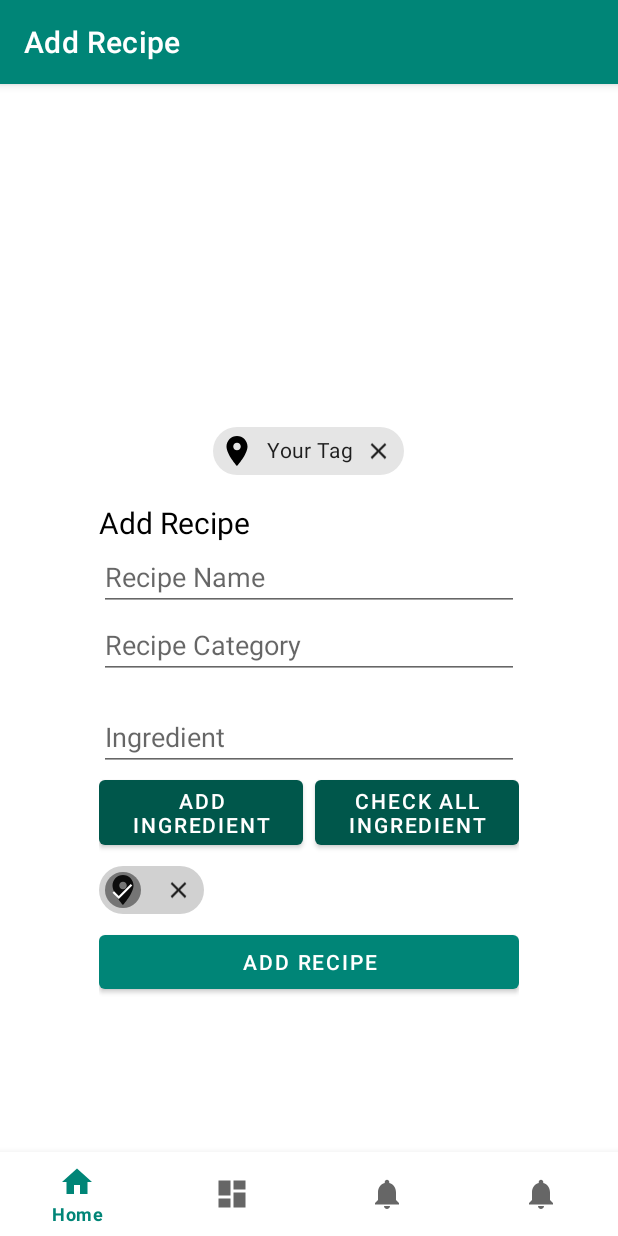
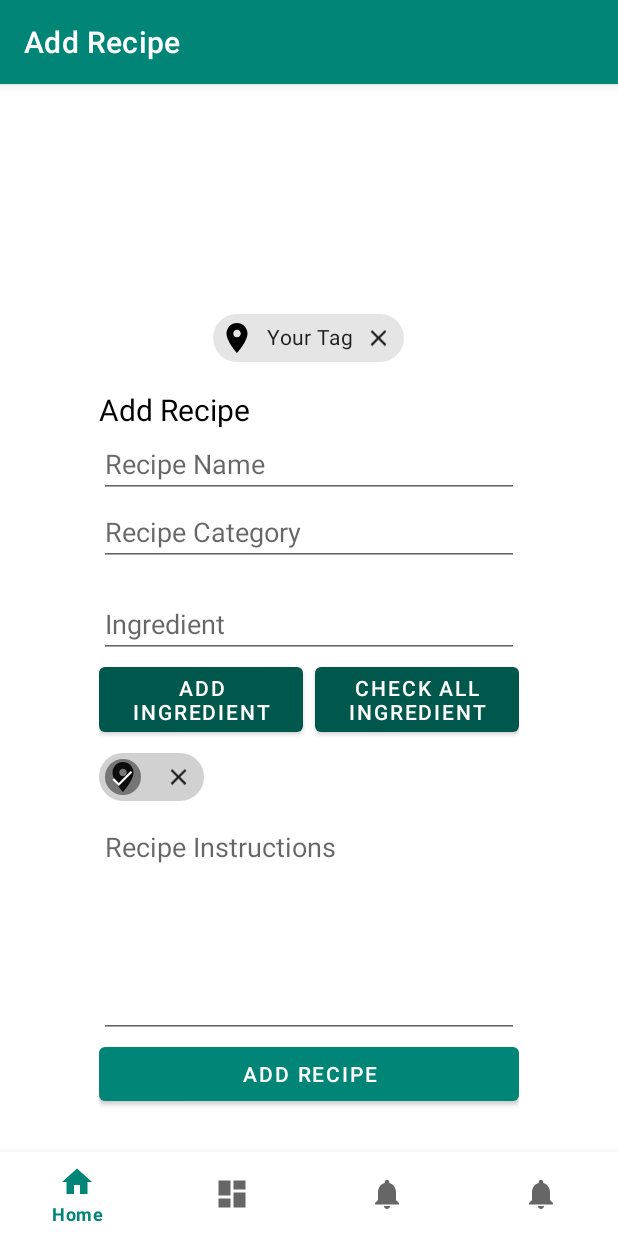
Before and after one commit to jcsnorlax97/pocketchef, an Android app: the FragmentAddRecipe screen opened through its navigation route, after a tap on "ADD RECIPE", on a phone screen of 412 x 824 dp. Run offline under Robolectric (Android 15) with nearby library versions, the phone set to English and light mode, and no system bars; our stand-ins replace navigation-ui; 2 other taps on this screen came first.

Commit message:
Add recipe instructions edittext box, and Update 'Add Recipe' button's event handler

```diff
--- a/PocketChef/app/src/main/java/net/team5/pocketchef/ui/add_recipe/FragmentAddRecipe.java
+++ b/PocketChef/app/src/main/java/net/team5/pocketchef/ui/add_recipe/FragmentAddRecipe.java
@@ -40,22 +40,32 @@ public class FragmentAddRecipe extends Fragment {
     ChipGroup chipGroup;
     TextInputEditText tietIngredient;
 
+    // --- variables for instructions (need to update in the future) ---
+    EditText etRecipeInstructions;
+
     @Nullable
     @Override
     public View onCreateView(@NonNull LayoutInflater inflater, @Nullable ViewGroup container, @Nullable Bundle savedInstanceState) {
         View view = inflater.inflate(R.layout.fragment_add_recipe, container, false); // create view based on fragment_add_recipe.xmll in layout
 
         // link view to variables
+
+        // --- recipe name and category ---
         etRecipeName = view.findViewById(R.id.etRecipeName);
         etRecipeCategory = view.findViewById(R.id.etRecipeCategory);
         btnAddRecipe = view.findViewById(R.id.btnAddRecipe);
 
+        // --- a testing material chip ---
         chipItem = view.findViewById(R.id.chipItem);
 
+        // --- ingredients ---
         btnAddIngredient = view.findViewById(R.id.btnAddIngredient);
         btnCheckAllIngredients = view.findViewById(R.id.btnCheckAllIngredients);
         chipGroup = view.findViewById(R.id.chipGroup);
         tietIngredient = view.findViewById(R.id.tietIngredient);
+
+        // --- instructions ---
+        etRecipeInstructions = view.findViewById(R.id.etRecipeInstructions);
 
         // When 'Add Tag' button is clicked, we split text from input to tags form
         btnAddIngredient.setOnClickListener(new View.OnClickListener() {
@@ -108,9 +118,11 @@ public class FragmentAddRecipe extends Fragment {
             @Override
             public void onClick(View view) {
 
+                // --- name and category ---
                 recipeName = etRecipeName.getText().toString();
                 recipeCategory = etRecipeCategory.getText().toString();
 
+                // --- ingredients ---
                 ArrayList<String> ingredientList = new ArrayList<>();
                 StringBuilder result = new StringBuilder(""); // (just for testing; should remove it later)
 
@@ -123,8 +135,15 @@ public class FragmentAddRecipe extends Fragment {
                     }
                 }
 
+                // --- instructions (POOR DESIGN; NEED TO UPDATE IN THE FUTURE!!!) ---
+                ArrayList<String> instructionList = new ArrayList<>();
+                String recipeInstructions = etRecipeInstructions.getText().toString();
+                instructionList.add(recipeInstructions);
+
+                // --- debug / pass recipe information through calling the function / ... ---
+
                 // show what has been entered; (just for testing; should remove it later)
-                Toast.makeText(getContext(), recipeName + " " + recipeCategory + " " + result.toString() + " is entered.", Toast.LENGTH_SHORT).show();
+                Toast.makeText(getContext(), recipeName + " " + recipeCategory + " " + result.toString() + instructionList.get(0) + " is entered.", Toast.LENGTH_SHORT).show();
             }
         });
 
--- a/PocketChef/app/src/main/res/layout/fragment_add_recipe.xml
+++ b/PocketChef/app/src/main/res/layout/fragment_add_recipe.xml
@@ -107,6 +107,15 @@
                 android:layout_height="wrap_content">
             </com.google.android.material.chip.ChipGroup>
 
+            <!-- fixed height instead of wrap_content such that it won't disappear when there are no texts.-->
+            <EditText
+                android:id="@+id/etRecipeInstructions"
+                android:layout_width="match_parent"
+                android:layout_height="150dp"
+                android:inputType="text|textMultiLine"
+                android:hint="Recipe Instructions"
+                android:gravity="top"/>
+
         </LinearLayout>
         <!--  END OF INGREDIENTS FORM -->
 
```
